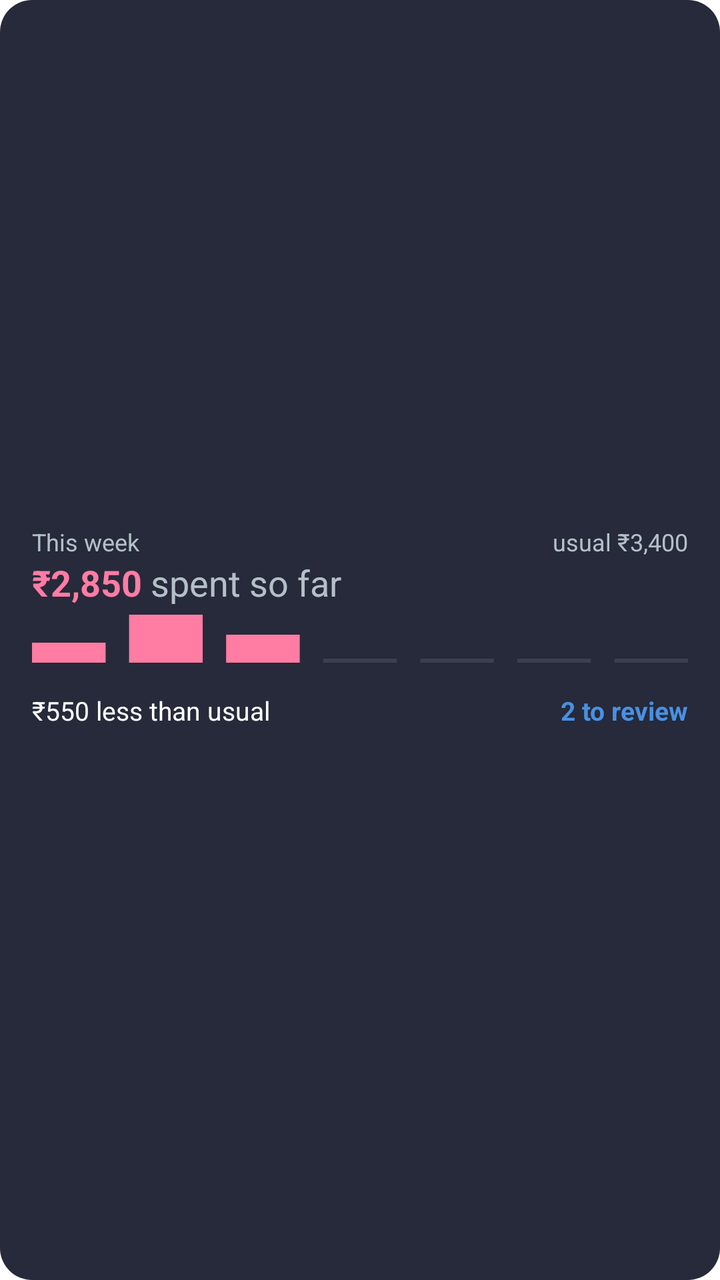
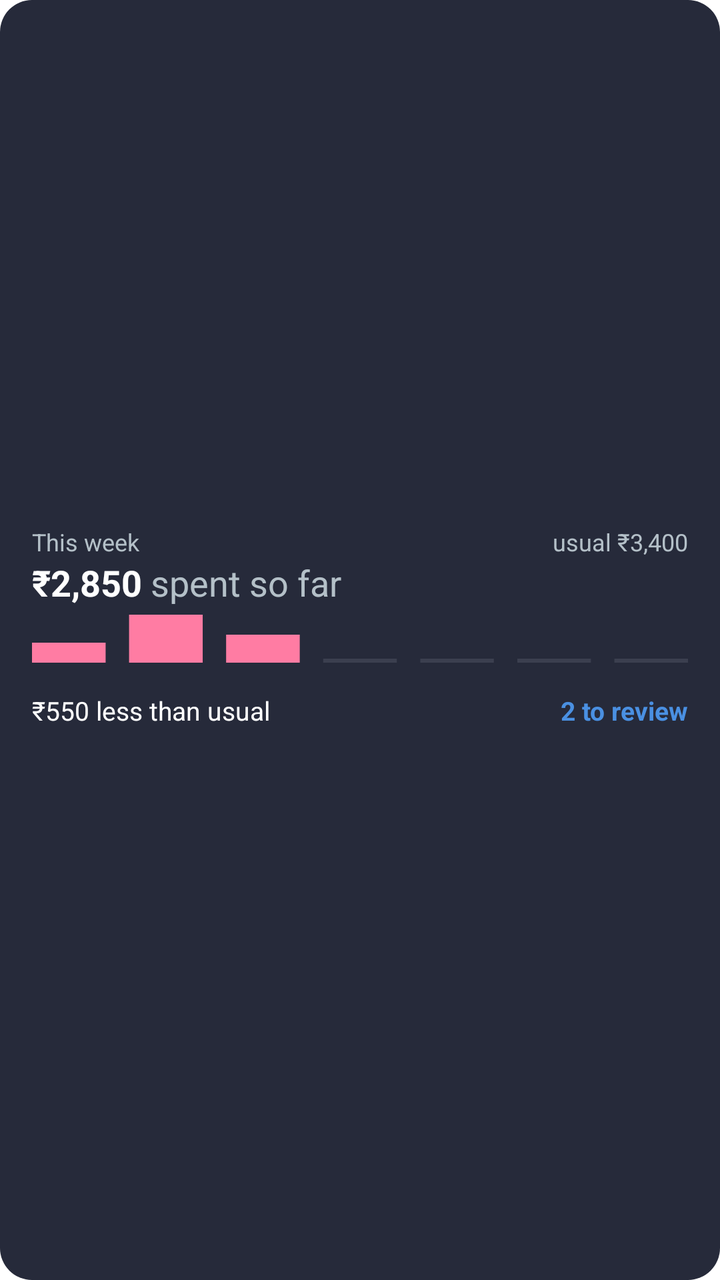

An Android layout rendered at two revisions. The XML below is the earlier revision; the diff shows what the commit changed to produce the second picture.
<!-- AndroidManifest.xml: fallback theme Theme.MaterialComponents.DayNight.NoActionBar -->
<!-- res/layout/home_widget_week_preview.xml -->
<?xml version="1.0" encoding="utf-8"?>
<FrameLayout xmlns:android="http://schemas.android.com/apk/res/android"
    android:layout_width="match_parent"
    android:layout_height="match_parent">

    <ImageView
        android:layout_width="match_parent"
        android:layout_height="match_parent"
        android:importantForAccessibility="no"
        android:scaleType="fitXY"
        android:src="@drawable/budget_widget_bg"
        android:tint="#262A3A" />

    <LinearLayout
        android:layout_width="match_parent"
        android:layout_height="match_parent"
        android:gravity="center_vertical"
        android:orientation="vertical"
        android:paddingHorizontal="16dp"
        android:paddingVertical="10dp">

        <LinearLayout
            android:layout_width="match_parent"
            android:layout_height="wrap_content"
            android:orientation="horizontal">

            <TextView
                android:layout_width="0dp"
                android:layout_height="wrap_content"
                android:layout_weight="1"
                android:maxLines="1"
                android:text="@string/home_widget_week_title"
                android:textColor="#B4C0C8"
                android:textSize="12sp" />

            <TextView
                android:layout_width="wrap_content"
                android:layout_height="wrap_content"
                android:layout_marginStart="8dp"
                android:maxLines="1"
                android:text="usual ₹3,400"
                android:textColor="#B4C0C8"
                android:textSize="12sp" />
        </LinearLayout>

        <LinearLayout
            android:layout_width="match_parent"
            android:layout_height="wrap_content"
            android:orientation="horizontal">

            <TextView
                android:layout_width="wrap_content"
                android:layout_height="wrap_content"
                android:maxLines="1"
                android:text="₹2,850"
                android:textColor="#FF7CA3"
                android:textSize="18sp"
                android:textStyle="bold" />

            <TextView
                android:layout_width="wrap_content"
                android:layout_height="wrap_content"
                android:maxLines="1"
                android:text=" spent so far"
                android:textColor="#B4C0C8"
                android:textSize="18sp" />
        </LinearLayout>

        <ImageView
            android:layout_width="match_parent"
            android:layout_height="24dp"
            android:layout_marginTop="4dp"
            android:importantForAccessibility="no"
            android:scaleType="fitXY"
            android:src="@drawable/widget_preview_week_strip" />

        <LinearLayout
            android:layout_width="match_parent"
            android:layout_height="wrap_content"
            android:layout_marginTop="2dp"
            android:gravity="center_vertical"
            android:orientation="horizontal">

            <TextView
                android:layout_width="0dp"
                android:layout_height="wrap_content"
                android:layout_weight="1"
                android:maxLines="1"
                android:text="₹550 less than usual"
                android:textColor="#FFFFFF"
                android:textSize="13sp" />

            <TextView
                android:layout_width="wrap_content"
                android:layout_height="wrap_content"
                android:gravity="center_vertical"
                android:maxLines="1"
                android:minHeight="44dp"
                android:paddingStart="8dp"
                android:paddingVertical="8dp"
                android:text="2 to review"
                android:textColor="#4A90E2"
                android:textSize="13sp"
                android:textStyle="bold" />
        </LinearLayout>
    </LinearLayout>
</FrameLayout>
<!-- resources referenced by this layout -->
<resources>
  <!-- drawable budget_widget_bg (drawable) -->
  <?xml version="1.0" encoding="utf-8"?>
  <shape xmlns:android="http://schemas.android.com/apk/res/android"
      android:shape="rectangle">
      <solid android:color="#FFFFFF" />
      <corners android:radius="16dp" />
  </shape>
  <!-- drawable widget_preview_week_strip (drawable) -->
  <?xml version="1.0" encoding="utf-8"?>
  <vector xmlns:android="http://schemas.android.com/apk/res/android"
      android:width="196dp"
      android:height="24dp"
      android:viewportWidth="196"
      android:viewportHeight="24">
      <path
          android:fillColor="#FF7CA3"
          android:pathData="M0,14h22v10h-22z M29,0h22v24h-22z M58,10h22v14h-22z" />
      <path
          android:fillColor="#3B3F4F"
          android:pathData="M87,22h22v2h-22z M116,22h22v2h-22z M145,22h22v2h-22z M174,22h22v2h-22z" />
  </vector>
  <string name="home_widget_week_title">This week</string>
</resources>

<!-- the commit's change to res/layout/home_widget_week_preview.xml (unified diff, before → after) -->
@@ -53,7 +53,7 @@
                 android:layout_height="wrap_content"
                 android:maxLines="1"
                 android:text="₹2,850"
-                android:textColor="#FF7CA3"
+                android:textColor="#FFFFFF"
                 android:textSize="18sp"
                 android:textStyle="bold" />
 
